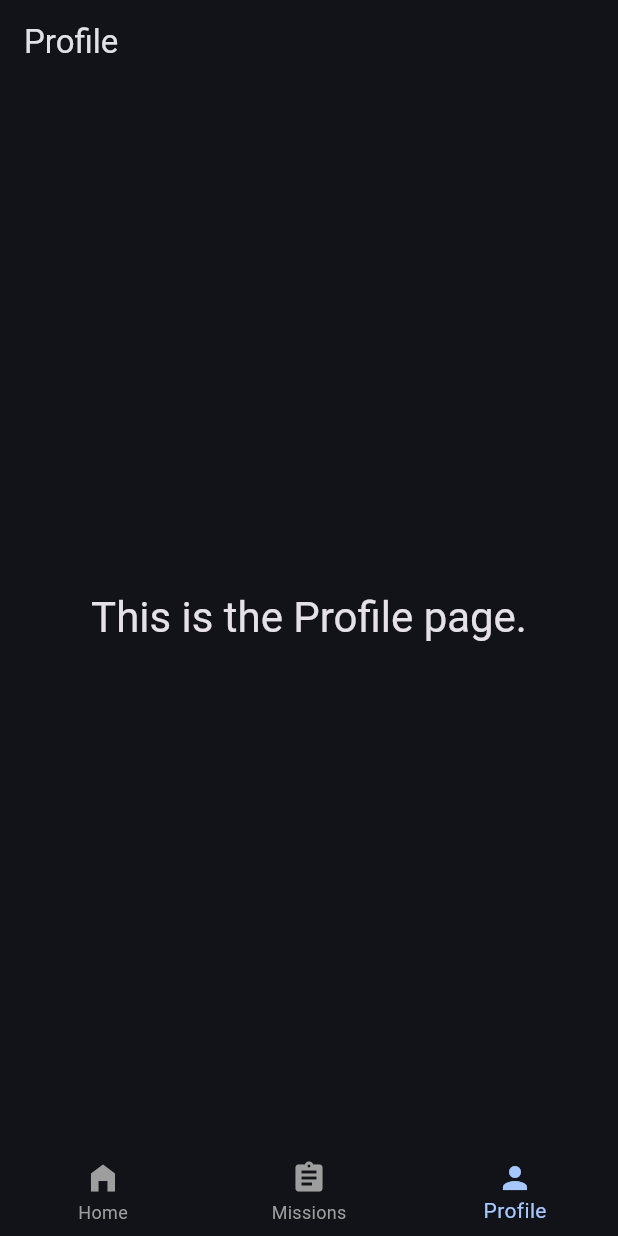
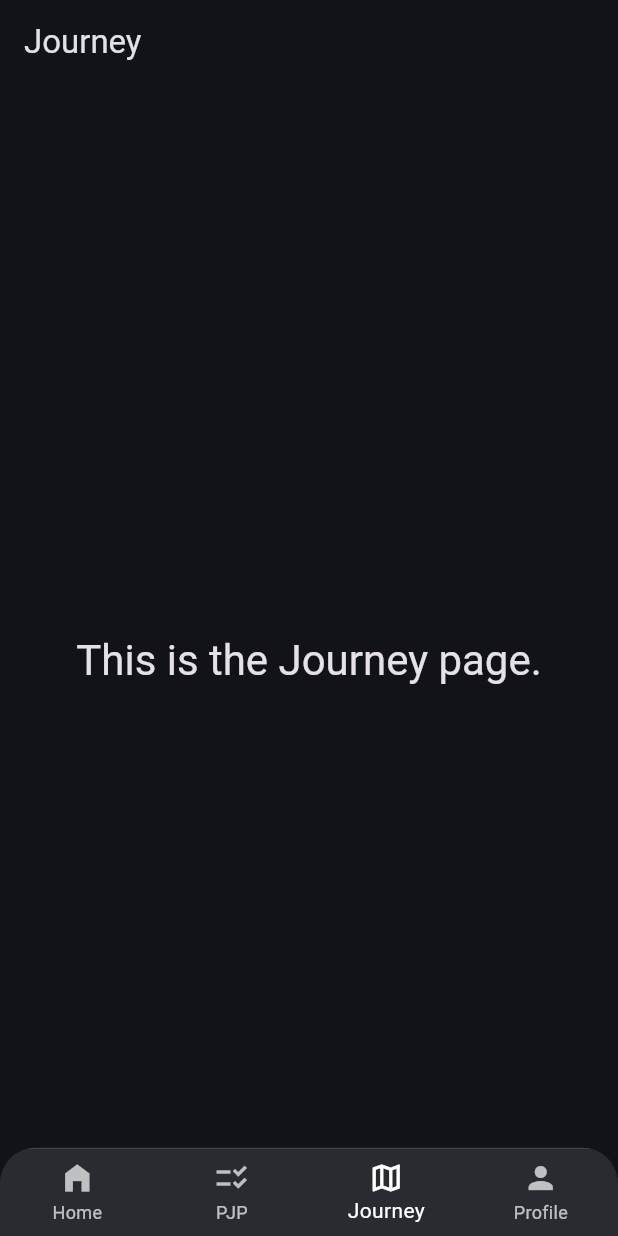
Before and after one commit to habibieebhy/assetarchiverflutter, a Flutter app: the NavScreen screen opened directly with empty values, item 3 of the bottom bar chosen, on a phone screen of 412 x 824 dp. Run offline on Flutter 3.47's test engine with Material 3 defaults, Android fonts, the phone set to English and light mode, and no system bars; our stand-ins replace flutter_animate, google_fonts.

Commit message:
NAV BAR upgrade

```diff
--- a/lib/screens/nav_screen.dart
+++ b/lib/screens/nav_screen.dart
@@ -1,12 +1,10 @@
+import 'dart:ui'; // Required for the blur effect
 import 'package:assetarchiverflutter/models/employee_model.dart';
 import 'package:assetarchiverflutter/screens/employee_management/employee_dashboard_screen.dart';
 import 'package:flutter/material.dart';
 
-/// This widget is the main "shell" of your app after a user logs in.
-/// It holds the BottomNavigationBar and manages which page is currently visible.
 class NavScreen extends StatefulWidget {
   final Employee employee;
-
   const NavScreen({super.key, required this.employee});
 
   @override
@@ -14,25 +12,22 @@ class NavScreen extends StatefulWidget {
 }
 
 class _NavScreenState extends State<NavScreen> {
-  // This integer tracks the currently selected tab. 0 = Home.
   int _selectedIndex = 0;
-
-  // This is the list of pages that the navigation bar will switch between.
   late final List<Widget> _pages;
 
   @override
   void initState() {
     super.initState();
-    // We create the list of pages here.
-    // The EmployeeDashboardScreen is the first page (index 0).
     _pages = [
       EmployeeDashboardScreen(employee: widget.employee),
-      const _PlaceholderScreen(title: 'Missions'), // A temporary placeholder page
-      const _PlaceholderScreen(title: 'Profile'),  // A temporary placeholder page
+      // UPDATED: Changed "Missions" to "PJP"
+      const _PlaceholderScreen(title: 'PJP'),
+      // ADDED: New "Journey" screen
+      const _PlaceholderScreen(title: 'Journey'),
+      const _PlaceholderScreen(title: 'Profile'),
     ];
   }
 
-  // This function is called when a navigation bar item is tapped.
   void _onItemTapped(int index) {
     setState(() {
       _selectedIndex = index;
@@ -42,20 +37,48 @@ class _NavScreenState extends State<NavScreen> {
   @override
   Widget build(BuildContext context) {
     return Scaffold(
-      // The body of the screen is set to the currently selected page.
-      // When this screen first loads, it will show the EmployeeDashboardScreen.
+      // This allows the body of the pages to extend behind the navigation bar,
+      // which is necessary for the blur effect to work.
+      extendBody: true,
       body: _pages[_selectedIndex],
+      // UPDATED: The BottomNavigationBar is now wrapped in a custom glass widget.
+      bottomNavigationBar: _buildGlassmorphicNavBar(),
+    );
+  }
 
-      // Here is the BottomNavigationBar widget.
-      bottomNavigationBar: BottomNavigationBar(
+  // --- NEW: Custom Glassmorphic Navigation Bar Widget ---
+  Widget _buildGlassmorphicNavBar() {
+    return ClipRRect(
+      // The corners are rounded only at the top.
+      borderRadius: const BorderRadius.only(
+        topLeft: Radius.circular(24.0),
+        topRight: Radius.circular(24.0),
+      ),
+      child: BackdropFilter(
+        filter: ImageFilter.blur(sigmaX: 15.0, sigmaY: 15.0),
+        child: Container(
+          // A subtle border to give the glass a defined top edge.
+          decoration: BoxDecoration(
+            border: Border(top: BorderSide(color: Colors.white.withAlpha(51))),
+          ),
+          child: BottomNavigationBar(
+            // The actual bar is now transparent to let the blur show through.
+            backgroundColor: Colors.white.withAlpha(26),
+            elevation: 0, // Remove the shadow.
             items: const <BottomNavigationBarItem>[
               BottomNavigationBarItem(
                 icon: Icon(Icons.home_filled),
                 label: 'Home',
               ),
+              // UPDATED: Renamed to PJP, using a more relevant icon.
               BottomNavigationBarItem(
-            icon: Icon(Icons.assignment),
-            label: 'Missions',
+                icon: Icon(Icons.checklist_rtl),
+                label: 'PJP',
+              ),
+              // ADDED: New Journey tab with a map icon.
+              BottomNavigationBarItem(
+                icon: Icon(Icons.map_outlined),
+                label: 'Journey',
               ),
               BottomNavigationBarItem(
                 icon: Icon(Icons.person),
@@ -64,18 +87,18 @@ class _NavScreenState extends State<NavScreen> {
             ],
             currentIndex: _selectedIndex,
             onTap: _onItemTapped,
-        // Style the selected item to match your app's theme.
-        selectedItemColor: Theme.of(context).colorScheme.primary,
-        unselectedItemColor: Colors.grey,
-        backgroundColor: Theme.of(context).scaffoldBackgroundColor,
+            selectedItemColor: Colors.white, // Brighter color for selected item
+            unselectedItemColor: Colors.white70, // Softer color for unselected items
             type: BottomNavigationBarType.fixed,
+            showUnselectedLabels: true, // Ensure all labels are visible
+          ),
+        ),
       ),
     );
   }
 }
 
-/// A simple placeholder widget used for the Missions and Profile tabs.
-/// You can replace these with your real screen widgets later.
+/// A simple placeholder widget used for the new tabs.
 class _PlaceholderScreen extends StatelessWidget {
   final String title;
   const _PlaceholderScreen({required this.title});
```
Lines whose indentation alone changed are shown as unchanged.
